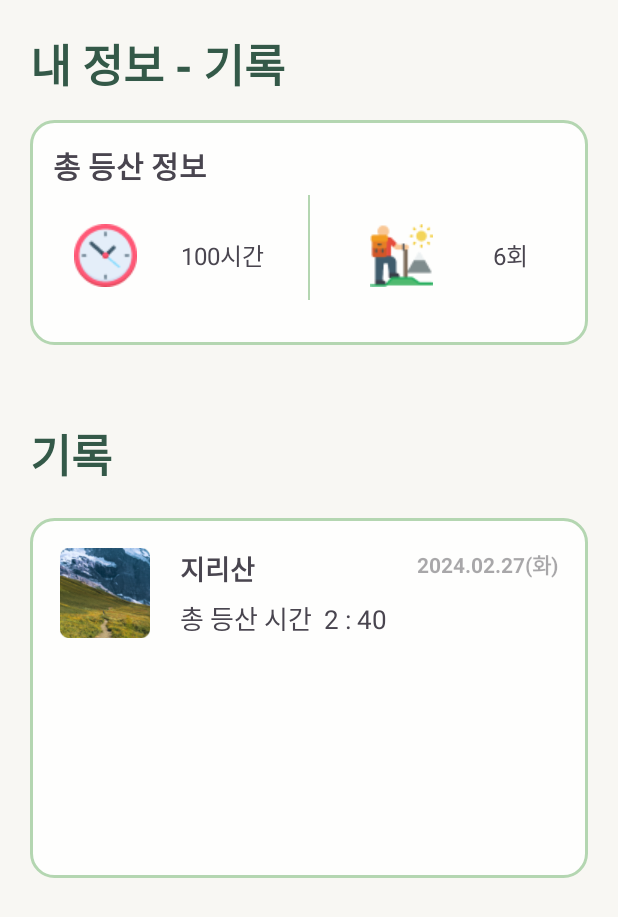
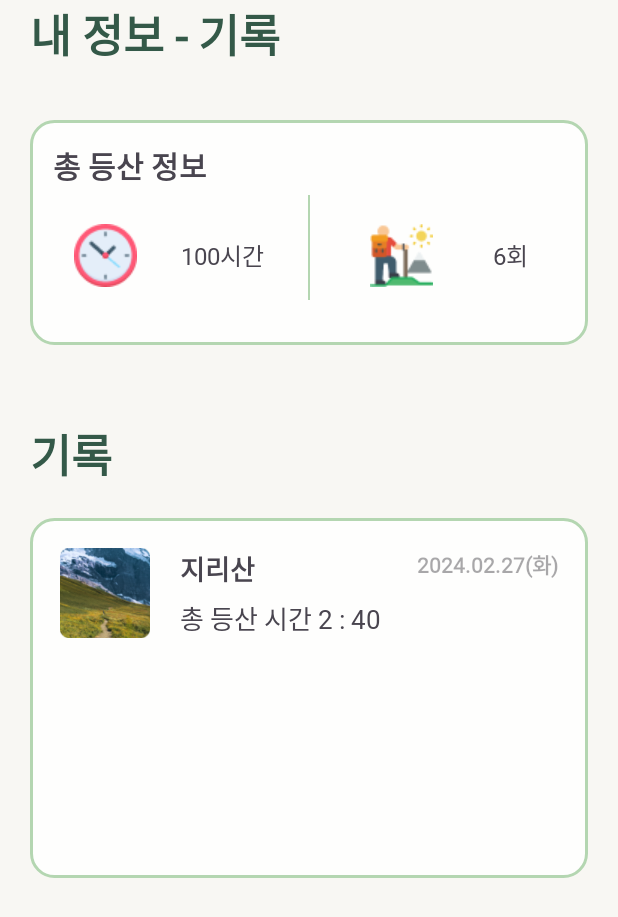
Before and after one commit to SpartaFinalProjectAndroid/OFFROADER, an Android app: the layout fragment_my_detail.xml on its own in the app's theme, with its tools: preview values and no code run, on a phone screen of 412 x 824 dp. Shown: the top 917 px of the screen. Run offline under Robolectric (Android 15) with nearby library versions, the phone set to English and light mode, and no system bars.

Commit message:
refactor: 폰트 수정

```diff
--- a/app/src/main/res/layout/fragment_my_detail.xml
+++ b/app/src/main/res/layout/fragment_my_detail.xml
@@ -10,7 +10,8 @@
     <TextView
         android:layout_width="wrap_content"
         android:layout_height="wrap_content"
-        android:layout_margin="20dp"
+        android:layout_marginStart="20dp"
+        android:fontFamily="@font/bm_hanna_pro"
         android:text="@string/mydetail_myinfo"
         android:textColor="#345948"
         android:textSize="30sp"
@@ -35,6 +36,7 @@
             android:layout_width="wrap_content"
             android:layout_height="wrap_content"
             android:layout_margin="15dp"
+            android:fontFamily="@font/pretendardvariable"
             android:text="@string/mydetail_summary"
             android:textSize="20sp"
             android:textStyle="bold"
@@ -45,62 +47,64 @@
             android:id="@+id/iv_time"
             android:layout_width="wrap_content"
             android:layout_height="wrap_content"
+            android:layout_marginTop="30dp"
             android:src="@drawable/ic_clock2"
-            android:layout_marginTop="30dp"
+            app:layout_constraintBottom_toBottomOf="parent"
             app:layout_constraintEnd_toStartOf="@+id/tv_counttime"
             app:layout_constraintHorizontal_bias="0.5"
             app:layout_constraintStart_toStartOf="parent"
-            app:layout_constraintTop_toTopOf="parent"
-            app:layout_constraintBottom_toBottomOf="parent"/>
+            app:layout_constraintTop_toTopOf="parent" />
 
         <TextView
             android:id="@+id/tv_counttime"
             android:layout_width="wrap_content"
             android:layout_height="wrap_content"
+            android:fontFamily="@font/pretendardvariable"
             android:text="@string/mydetail_counttime"
             android:textSize="16sp"
+            app:layout_constraintBottom_toBottomOf="@id/iv_time"
             app:layout_constraintEnd_toStartOf="@+id/line_3"
             app:layout_constraintHorizontal_bias="0.5"
             app:layout_constraintStart_toEndOf="@+id/iv_time"
-            app:layout_constraintTop_toTopOf="@id/iv_time"
-            app:layout_constraintBottom_toBottomOf="@id/iv_time"/>
+            app:layout_constraintTop_toTopOf="@id/iv_time" />
 
         <View
             android:id="@+id/line_3"
             android:layout_width="1dp"
             android:layout_height="70dp"
             android:layout_gravity="center"
-            android:background="#B4D6B1"
             android:layout_marginTop="50dp"
             android:layout_marginBottom="30dp"
+            android:background="#B4D6B1"
+            app:layout_constraintBottom_toBottomOf="parent"
             app:layout_constraintEnd_toEndOf="parent"
             app:layout_constraintStart_toStartOf="parent"
-            app:layout_constraintTop_toTopOf="parent"
-            app:layout_constraintBottom_toBottomOf="parent"/>
+            app:layout_constraintTop_toTopOf="parent" />
 
         <ImageView
             android:id="@+id/iv_tracking"
             android:layout_width="wrap_content"
             android:layout_height="wrap_content"
             android:src="@drawable/ic_offroader2"
+            app:layout_constraintBottom_toBottomOf="@id/tv_counttracking"
             app:layout_constraintEnd_toStartOf="@+id/tv_counttracking"
             app:layout_constraintHorizontal_bias="0.5"
             app:layout_constraintStart_toEndOf="@+id/line_3"
-            app:layout_constraintTop_toTopOf="@id/tv_counttracking"
-            app:layout_constraintBottom_toBottomOf="@id/tv_counttracking"/>
+            app:layout_constraintTop_toTopOf="@id/tv_counttracking" />
 
         <TextView
             android:id="@+id/tv_counttracking"
             android:layout_width="wrap_content"
             android:layout_height="wrap_content"
+            android:layout_marginTop="30dp"
+            android:fontFamily="@font/pretendardvariable"
             android:text="@string/mydetail_counttracking"
             android:textSize="16sp"
-            android:layout_marginTop="30dp"
+            app:layout_constraintBottom_toBottomOf="parent"
             app:layout_constraintEnd_toEndOf="parent"
             app:layout_constraintHorizontal_bias="0.5"
             app:layout_constraintStart_toEndOf="@+id/iv_tracking"
-            app:layout_constraintTop_toTopOf="parent"
-            app:layout_constraintBottom_toBottomOf="parent"/>
+            app:layout_constraintTop_toTopOf="parent" />
 
     </androidx.constraintlayout.widget.ConstraintLayout>
 
@@ -110,6 +114,7 @@
         android:layout_height="wrap_content"
         android:layout_marginStart="20dp"
         android:layout_marginTop="50dp"
+        android:fontFamily="@font/bm_hanna_pro"
         android:text="@string/mydetail_recode"
         android:textColor="#345948"
         android:textSize="30sp"
@@ -122,10 +127,10 @@
         android:layout_height="wrap_content"
         android:layout_margin="20dp"
         android:background="@drawable/ic_rounded_background_line"
+        app:layoutManager="androidx.recyclerview.widget.LinearLayoutManager"
+        app:layout_constraintEnd_toEndOf="parent"
         app:layout_constraintStart_toStartOf="parent"
-        app:layout_constraintEnd_toEndOf="parent"
         app:layout_constraintTop_toBottomOf="@id/tv_recode"
-        tools:listitem="@layout/item_adapter_bookmark"
-        app:layoutManager="androidx.recyclerview.widget.LinearLayoutManager"/>
+        tools:listitem="@layout/item_adapter_bookmark" />
 
 </androidx.constraintlayout.widget.ConstraintLayout>
--- a/app/src/main/res/layout/item_adapter_bookmark.xml
+++ b/app/src/main/res/layout/item_adapter_bookmark.xml
@@ -18,9 +18,10 @@
         android:id="@+id/tv_mountain"
         android:layout_width="wrap_content"
         android:layout_height="wrap_content"
-        android:text="지리산"
+        android:text="@string/item_bookmark_name"
         android:textSize="18sp"
         android:textStyle="bold"
+        android:fontFamily="@font/pretendardvariable"
         android:layout_marginStart="20dp"
         app:layout_constraintTop_toTopOf="@id/iv_mountain"
         app:layout_constraintStart_toEndOf="@id/iv_mountain"/>
@@ -29,8 +30,9 @@
         android:id="@+id/tv_time"
         android:layout_width="wrap_content"
         android:layout_height="wrap_content"
-        android:text="총 등산 시간  2 : 40"
+        android:text="@string/item_bookmark_time"
         android:textSize="17sp"
+        android:fontFamily="@font/pretendardvariable"
         android:layout_marginStart="20dp"
         app:layout_constraintStart_toEndOf="@id/iv_mountain"
         app:layout_constraintBottom_toBottomOf="@id/iv_mountain"/>
@@ -38,8 +40,9 @@
     <TextView
         android:layout_width="wrap_content"
         android:layout_height="wrap_content"
-        android:hint="2024.02.27(화)"
+        android:hint="@string/item_bookmark_date"
         android:textStyle="bold"
+        android:fontFamily="@font/pretendardvariable"
         android:layout_marginTop="20dp"
         android:layout_marginEnd="20dp"
         app:layout_constraintTop_toTopOf="parent"
--- a/app/src/main/res/values/strings.xml
+++ b/app/src/main/res/values/strings.xml
@@ -4,11 +4,15 @@
     <string name="tv_chatbot_delete_history">기록 지우기</string>
 
 
-    <!--MyDetailFragment-->
+<!--    MyDetailFragment-->
     <string name="mydetail_myinfo">내 정보 - 기록</string>
     <string name="mydetail_summary">총 등산 정보</string>
     <string name="mydetail_counttime">100시간</string>
     <string name="mydetail_counttracking">6회</string>
     <string name="mydetail_recode">기록</string>
+<!--    BookmarkAdapter-->
+    <string name="item_bookmark_name">지리산</string>
+    <string name="item_bookmark_time">총 등산 시간 2 : 40</string>
+    <string name="item_bookmark_date">2024.02.27(화)</string>
 
 </resources>
```
